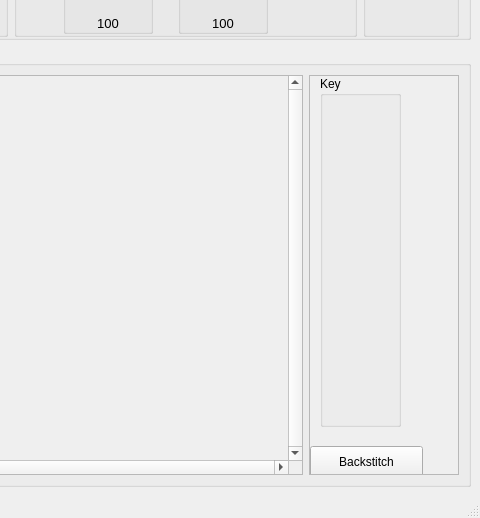
Qt form GUI/Main.ui (hratcliffe/PixelChart) before a commit; both pictures show x 494 to 974 and y 189 to 707 of the 974 by 707 pixel window.
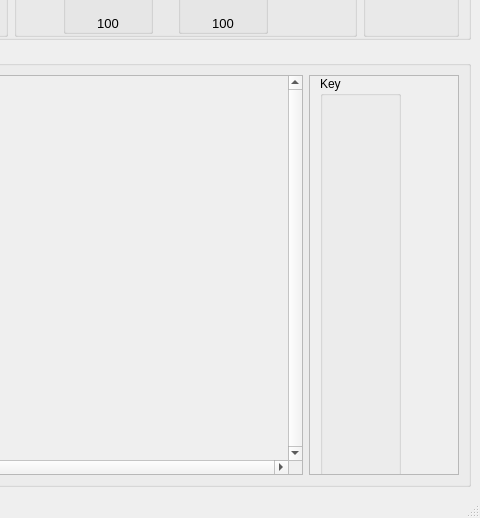
The same form after that commit.

Commit message:
Add basic key
Clips to 20 elements. WARNING - this will try and create ALL colour
image blocks anyway.

```diff
--- a/GUI/Main.ui
+++ b/GUI/Main.ui
@@ -412,7 +412,7 @@
            <property name="geometry">
             <rect>
              <x>0</x>
-             <y>370</y>
+             <y>410</y>
              <width>113</width>
              <height>32</height>
             </rect>
@@ -427,7 +427,7 @@
              <x>10</x>
              <y>0</y>
              <width>81</width>
-             <height>351</height>
+             <height>401</height>
             </rect>
            </property>
            <property name="title">
```
The commit also changes 1 other file.
